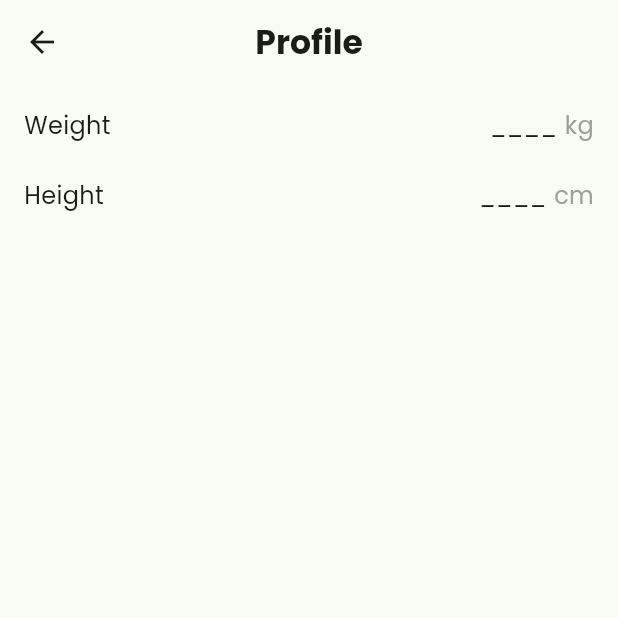
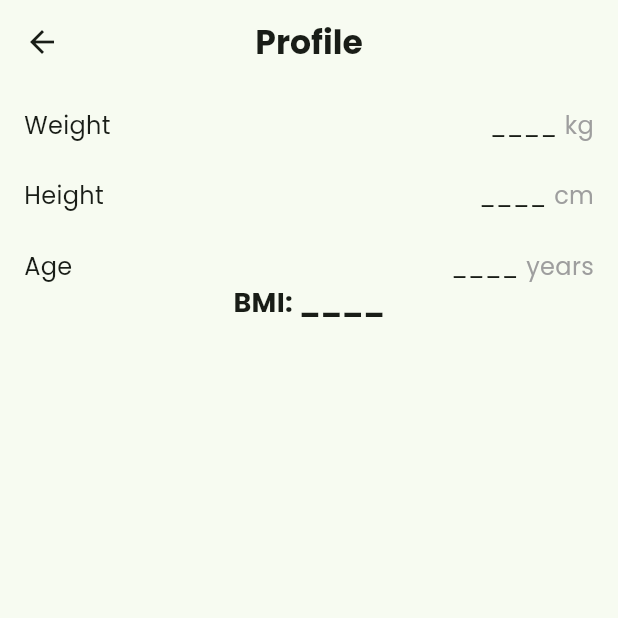
Before and after one commit to KOlCIqwq/DOOF, a Flutter app: the ProfilePage screen opened directly, on a phone screen of 412 x 824 dp, the top half of it. Run offline on Flutter 3.47's test engine with Material 3 defaults, Android fonts, the phone set to English and light mode, and no system bars; our stand-ins replace cached_network_image, camera, fl_chart, permission_handler, shared_preferences; missing offline and left inert: openfoodfacts; accounts and stored records are empty.

Commit message:
Calculate BMI

```diff
--- a/lib/pages/profile_page.dart
+++ b/lib/pages/profile_page.dart
@@ -1,4 +1,5 @@
 import 'package:flutter/material.dart';
+import '../services/bmi_recommended_intake.dart';
 
 class ProfilePage extends StatefulWidget {
   @override
@@ -6,11 +7,33 @@ class ProfilePage extends StatefulWidget {
 }
 
 class ProfilePageState extends State<ProfilePage> {
+  /*
+    This is a simplified profile page, it should be connected to supabase to save these details
+  */
   double? currentWeight;
   double? currentHeight;
+  double? currentAge;
+
+  double? currentBmi;
+  String? currentCategory;
+
+  void updateBmi() {
+    if (currentWeight != null && currentHeight != null) {
+      final bmi = BmiRecommendedIntake.calculateBmi(
+        currentWeight!,
+        currentHeight!,
+      );
+      final category = BmiRecommendedIntake.getBmiCategory(bmi);
+
+      setState(() {
+        currentBmi = bmi;
+        currentCategory = category;
+      });
+    }
+  }
 
   // Generic dialog function for numerical input
-  void _showAdjustInputDialog({
+  void showAdjustInputDialog({
     required String title,
     required String labelText,
     double? initialValue,
@@ -35,12 +58,10 @@ class ProfilePageState extends State<ProfilePage> {
               onPressed: () {
                 final newValue = double.tryParse(controller.text);
                 if (newValue != null && newValue > 0) {
-                  onSaved(
-                    newValue,
-                  ); // Use the callback to update the specific state
+                  onSaved(newValue);
+                  updateBmi();
                   Navigator.of(context).pop();
                 } else {
-                  // Optionally show an error message or shake the dialog
                   ScaffoldMessenger.of(context).showSnackBar(
                     const SnackBar(
                       content: Text("Please enter a valid positive number."),
@@ -62,7 +83,7 @@ class ProfilePageState extends State<ProfilePage> {
 
   // Wrapper for adjusting weight using the generic dialog
   void adjustWeight() {
-    _showAdjustInputDialog(
+    showAdjustInputDialog(
       title: "Adjust Weight",
       labelText: "Weight (kg)",
       initialValue: currentWeight,
@@ -76,13 +97,26 @@ class ProfilePageState extends State<ProfilePage> {
 
   // Wrapper for adjusting height using the generic dialog
   void adjustHeight() {
-    _showAdjustInputDialog(
+    showAdjustInputDialog(
       title: "Adjust Height",
       labelText: "Height (cm)",
       initialValue: currentHeight,
       onSaved: (newValue) {
         setState(() {
           currentHeight = newValue;
+        });
+      },
+    );
+  }
+
+  void adjustAge() {
+    showAdjustInputDialog(
+      title: "Adjust Age",
+      labelText: "Age (years)",
+      initialValue: currentAge,
+      onSaved: (newValue) {
+        setState(() {
+          currentAge = newValue;
         });
       },
     );
@@ -147,6 +181,40 @@ class ProfilePageState extends State<ProfilePage> {
               ],
             ),
           ),
+
+          const SizedBox(height: 24),
+          // Age Row
+          InkWell(
+            onTap: adjustAge,
+            child: Row(
+              children: [
+                const Text("Age", style: TextStyle(fontSize: 16)),
+                const Spacer(),
+                Row(
+                  children: [
+                    Text(
+                      currentAge != null
+                          ? currentAge!.toStringAsFixed(1)
+                          : "____",
+                      style: const TextStyle(fontSize: 15),
+                    ),
+                    const SizedBox(width: 5),
+                    const Text(
+                      "years",
+                      style: TextStyle(fontSize: 16, color: Colors.grey),
+                    ),
+                  ],
+                ),
+              ],
+            ),
+          ),
+
+          Text(
+            currentBmi != null && currentCategory != null
+                ? "BMI: ${currentBmi!.toStringAsFixed(1)} ($currentCategory)"
+                : "BMI: ____",
+            style: const TextStyle(fontSize: 18, fontWeight: FontWeight.bold),
+          ),
         ],
       ),
     );
--- /dev/null
+++ b/lib/services/bmi_recommended_intake.dart
@@ -0,0 +1,17 @@
+//import '../pages/profile_page.dart';
+
+class BmiRecommendedIntake {
+  /// Calculate BMI given weight (kg) and height (cm)
+  static double calculateBmi(double weight, double heightCm) {
+    final heightM = heightCm / 100;
+    return weight / (heightM * heightM);
+  }
+
+  /// Return a BMI category string
+  static String getBmiCategory(double bmi) {
+    if (bmi < 18.5) return "Underweight";
+    if (bmi < 25) return "Normal weight";
+    if (bmi < 30) return "Overweight";
+    return "Obese";
+  }
+}
```
